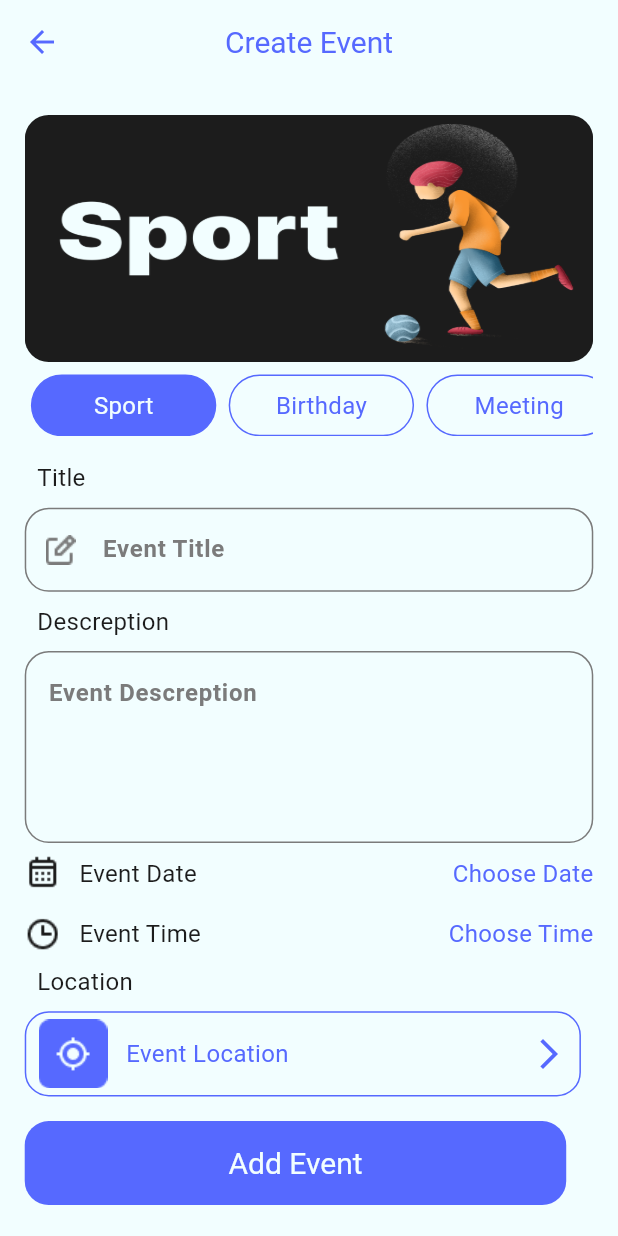
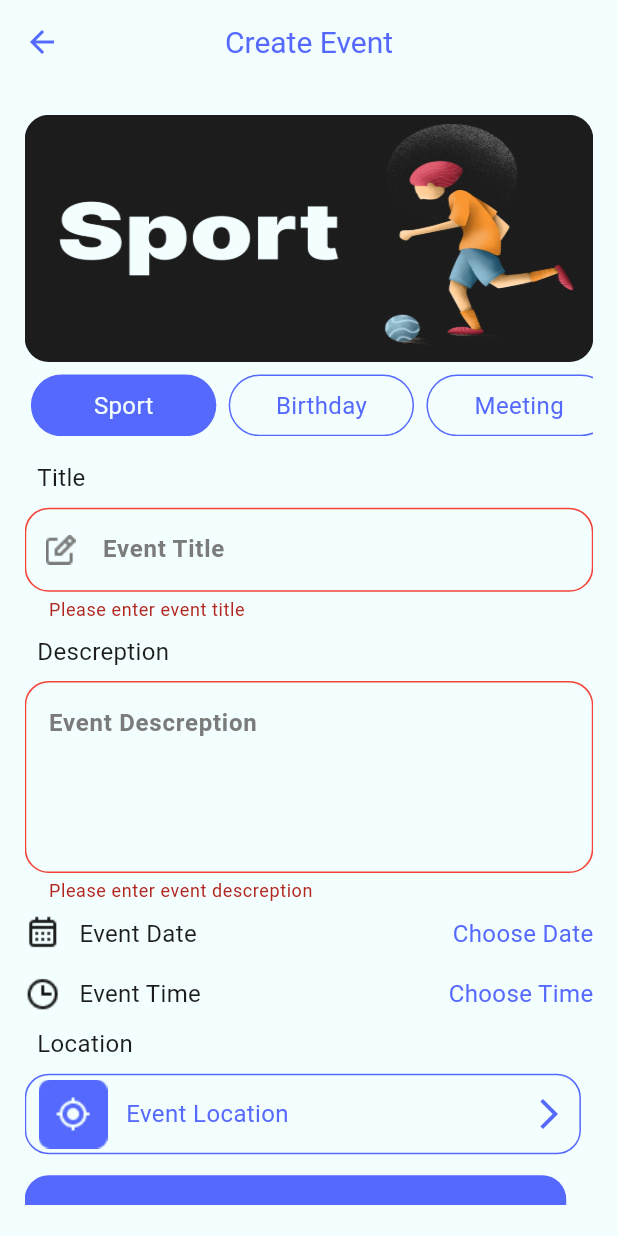
Before and after one commit to nadia022/event-planning-app, a Flutter app: the AddEventScreen screen opened by its route, after a tap on "Add Event", on a phone screen of 412 x 824 dp. Run offline on Flutter 3.47's test engine with Material 3 defaults, Android fonts, the phone set to English and light mode, and no system bars; our stand-ins replace animated_toggle_switch, cloud_firestore, firebase_auth, firebase_core, smooth_page_indicator; accounts and stored records are empty; generated files the repository leaves out were written again.

Commit message:
added event creation functionality with firebase integration

```diff
--- a/lib/main.dart
+++ b/lib/main.dart
@@ -1,3 +1,4 @@
+import 'package:cloud_firestore/cloud_firestore.dart';
 import 'package:evently_app/ui/Screens/home_screen/add_event/add_event_screen.dart';
 import 'package:evently_app/ui/Screens/home_screen/home_screen.dart';
 import 'package:evently_app/ui/auth/forget_password_screen/forget_password_screen.dart';
@@ -20,6 +21,7 @@ void main() async {
   await Firebase.initializeApp(
     options: DefaultFirebaseOptions.currentPlatform,
   );
+  await FirebaseFirestore.instance.disableNetwork();
   runApp(
     MultiProvider(providers: [
       ChangeNotifierProvider(create: (context) => ThemeProvider()),
--- /dev/null
+++ b/lib/model/event.dart
@@ -0,0 +1,48 @@
+class Event {
+  static const String collectionName = "Events";
+  String id;
+  String title;
+  String descreption;
+  DateTime date;
+  String time;
+  String eventName;
+  String eventImage;
+  bool isFavorite;
+
+  Event({
+    required this.title,
+    this.id = '',
+    required this.descreption,
+    required this.date,
+    required this.time,
+    required this.eventName,
+    required this.eventImage,
+    this.isFavorite = false,
+  });
+
+  // json to object
+  Event.fromFirestore(Map<String, dynamic>? data)
+      : this(
+            id: data!['id'],
+            title: data['title'],
+            descreption: data['descreption'],
+            date: DateTime.fromMillisecondsSinceEpoch(data['date']),
+            time: data['time'],
+            eventName: data['eventName'],
+            eventImage: data['eventImage'],
+            isFavorite: data['isFavorite']);
+
+  //object to json
+  Map<String, dynamic> toFireStore() {
+    return {
+      'id': id,
+      'title': title,
+      'descreption': descreption,
+      'date': date.millisecondsSinceEpoch,
+      'time': time,
+      'eventName': eventName,
+      'eventImage': eventImage,
+      'isFavorite': isFavorite
+    };
+  }
+}
--- a/lib/ui/Screens/home_screen/add_event/add_event_screen.dart
+++ b/lib/ui/Screens/home_screen/add_event/add_event_screen.dart
@@ -1,9 +1,11 @@
 import 'package:evently_app/assets/app_assets.dart';
+import 'package:evently_app/model/event.dart';
 import 'package:evently_app/providers/theme_provider.dart';
 import 'package:evently_app/ui/Screens/home_screen/add_event/custom_event_date_or_time.dart';
 import 'package:evently_app/ui/Screens/home_screen/tabs/home/event_name_widget.dart';
 import 'package:evently_app/utils/app_colors.dart';
 import 'package:evently_app/utils/app_styles.dart';
+import 'package:evently_app/utils/firebase_utils.dart';
 import 'package:flutter/material.dart';
 import 'package:flutter_gen/gen_l10n/app_localizations.dart';
 import 'package:provider/provider.dart';
@@ -17,6 +19,14 @@ class AddEventScreen extends StatefulWidget {
 
 class _AddEventScreenState extends State<AddEventScreen> {
   int selectIndex = 0;
+  DateTime? selectedDate;
+  TimeOfDay? selectedTime;
+  String? time;
+  TextEditingController titleController = TextEditingController();
+  TextEditingController descreptionController = TextEditingController();
+  GlobalKey<FormState> formKey = GlobalKey<FormState>();
+  String eventImage = '';
+  String eventName = 'Sport';
 
   @override
   Widget build(BuildContext context) {
@@ -46,6 +56,10 @@ class _AddEventScreenState extends State<AddEventScreen> {
       AppAssets.holidayEventImage,
       AppAssets.eatingEventImage,
     ];
+    eventImage = eventImages[selectIndex];
+    eventName = eventNames[selectIndex];
+    print("Event Image: $eventImage");
+    print("Event Name: $eventName");
 
     return Scaffold(
       appBar: AppBar(
@@ -67,6 +81,9 @@ class _AddEventScreenState extends State<AddEventScreen> {
       body: Padding(
         padding: EdgeInsets.symmetric(
             horizontal: width * 0.04, vertical: height * 0.025),
+        child: SingleChildScrollView(
+          child: Form(
+            key: formKey,
             child: Column(
               crossAxisAlignment: CrossAxisAlignment.start,
               children: [
@@ -76,8 +93,7 @@ class _AddEventScreenState extends State<AddEventScreen> {
                   decoration: BoxDecoration(
                       borderRadius: BorderRadius.circular(16),
                       image: DecorationImage(
-                      fit: BoxFit.fill,
-                      image: AssetImage(eventImages[selectIndex]))),
+                          fit: BoxFit.fill, image: AssetImage(eventImage))),
                 ),
                 SizedBox(
                   height: height * 0.01,
@@ -119,6 +135,13 @@ class _AddEventScreenState extends State<AddEventScreen> {
                   height: height * 0.01,
                 ),
                 TextFormField(
+                  controller: titleController,
+                  validator: (value) {
+                    if (value == null || value.isEmpty) {
+                      return "Please enter event title";
+                    }
+                    return null;
+                  },
                   decoration: InputDecoration(
                       hintText: "Event Title",
                       prefixIcon: Image.asset(AppAssets.titleIcon)),
@@ -139,10 +162,17 @@ class _AddEventScreenState extends State<AddEventScreen> {
                   height: height * 0.01,
                 ),
                 TextFormField(
+                  controller: descreptionController,
                   maxLines: 4,
                   decoration: InputDecoration(
                     hintText: "Event Descreption",
                   ),
+                  validator: (value) {
+                    if (value == null || value.isEmpty) {
+                      return "Please enter event descreption";
+                    }
+                    return null;
+                  },
                 ),
                 SizedBox(
                   height: height * 0.01,
@@ -150,7 +180,10 @@ class _AddEventScreenState extends State<AddEventScreen> {
                 CustomEventDateOrTime(
                   iconPath: AppAssets.dateIcon,
                   labelText: "Event Date",
-              valueText: "Choose Date",
+                  valueText: selectedDate == null
+                      ? "Choose Date"
+                      : "${selectedDate!.day}/${selectedDate!.month}/${selectedDate!.year}",
+                  DateOrTimeOntap: chooseDate,
                 ),
                 SizedBox(
                   height: height * 0.02,
@@ -158,10 +191,11 @@ class _AddEventScreenState extends State<AddEventScreen> {
                 CustomEventDateOrTime(
                   iconPath: AppAssets.timeIcon,
                   labelText: "Event Time",
-              valueText: "Choose Time",
+                  valueText: selectedTime == null ? "Choose Time" : time!,
+                  DateOrTimeOntap: chooseTime,
                 ),
                 SizedBox(
-              height: height * 0.01,
+                  height: height * 0.012,
                 ),
                 Padding(
                   padding: EdgeInsets.symmetric(horizontal: width * 0.02),
@@ -175,8 +209,8 @@ class _AddEventScreenState extends State<AddEventScreen> {
                 SizedBox(
                   height: height * 0.01,
                 ),
-            Expanded(
-              child: Container(
+                Container(
+                  height: height * 0.065,
                   width: width * 0.9,
                   decoration: BoxDecoration(
                     color: Colors.transparent,
@@ -204,14 +238,59 @@ class _AddEventScreenState extends State<AddEventScreen> {
                     ),
                   ),
                 ),
+                SizedBox(
+                  height: height * 0.017,
                 ),
-            SizedBox(
-              height: height * 0.02,
+                FilledButton(
+                    onPressed: () {
+                      addEvent();
+                    },
+                    child: Text("Add Event"))
+              ],
             ),
-            FilledButton(onPressed: () {}, child: Text("Add Event"))
-          ],
+          ),
         ),
       ),
     );
   }
+
+  void addEvent() {
+    if (formKey.currentState!.validate()) {
+      Event event = Event(
+        eventName: eventName,
+        eventImage: eventImage,
+        title: titleController.text,
+        descreption: descreptionController.text,
+        date: selectedDate!,
+        time: time!,
+      );
+      FirebaseUtils.addEvent(event).timeout(
+        Duration(milliseconds: 500),
+        onTimeout: () {
+          print("The event added succesfully");
+        },
+      );
+      Navigator.pop(context);
     }
+  }
+
+  void chooseDate() async {
+    var chosenDate = await showDatePicker(
+        context: context,
+        initialDate: DateTime.now(),
+        firstDate: DateTime.now(),
+        lastDate: DateTime.now().add(Duration(days: 365)));
+    selectedDate = chosenDate;
+    setState(() {});
+  }
+
+  void chooseTime() async {
+    var chooseTime = await showTimePicker(
+      context: context,
+      initialTime: TimeOfDay.now(),
+    );
+    selectedTime = chooseTime;
+    time = selectedTime!.format(context);
+    setState(() {});
+  }
+}
--- a/lib/ui/Screens/home_screen/add_event/custom_event_date_or_time.dart
+++ b/lib/ui/Screens/home_screen/add_event/custom_event_date_or_time.dart
@@ -9,12 +9,14 @@ class CustomEventDateOrTime extends StatelessWidget {
   String iconPath;
   String labelText;
   String valueText;
+  Function DateOrTimeOntap;
 
   CustomEventDateOrTime(
       {super.key,
       required this.iconPath,
       required this.labelText,
-      required this.valueText});
+      required this.valueText,
+      required this.DateOrTimeOntap});
 
   @override
   Widget build(BuildContext context) {
@@ -33,9 +35,14 @@ class CustomEventDateOrTime extends StatelessWidget {
               : AppStyles.mediumWhite16,
         ),
         Spacer(),
-        Text(
-          valueText,
-          style: AppStyles.mediumBlue16,
+        InkWell(
+          onTap: () {
+            DateOrTimeOntap();
+          },
+          child: Text(
+            valueText,
+            style: AppStyles.mediumBlue16,
+          ),
         ),
       ],
     );
--- /dev/null
+++ b/lib/utils/firebase_utils.dart
@@ -0,0 +1,21 @@
+import 'package:cloud_firestore/cloud_firestore.dart';
+import 'package:evently_app/model/event.dart';
+
+class FirebaseUtils {
+  static CollectionReference<Event> getEventCollection() {
+    return FirebaseFirestore.instance
+        .collection(Event.collectionName)
+        .withConverter<Event>(
+          fromFirestore: (snapshot, options) =>
+              Event.fromFirestore(snapshot.data()),
+          toFirestore: (event, _) => event.toFireStore(),
+        );
+  }
+
+  static Future<void> addEvent(Event event) {
+    var collection = getEventCollection();
+    var docRef = collection.doc();
+    event.id = docRef.id;
+    return docRef.set(event);
+  }
+}
--- a/pubspec.yaml
+++ b/pubspec.yaml
@@ -42,6 +42,7 @@ dependencies:
   smooth_page_indicator: ^1.2.1
   firebase_core: ^3.14.0
   firebase_auth: ^5.6.0
+  cloud_firestore: ^5.6.12
 
 dev_dependencies:
   flutter_test:
```
Also changed, not shown: pubspec.lock, 3 other files. Lines whose indentation alone changed are shown as unchanged.
